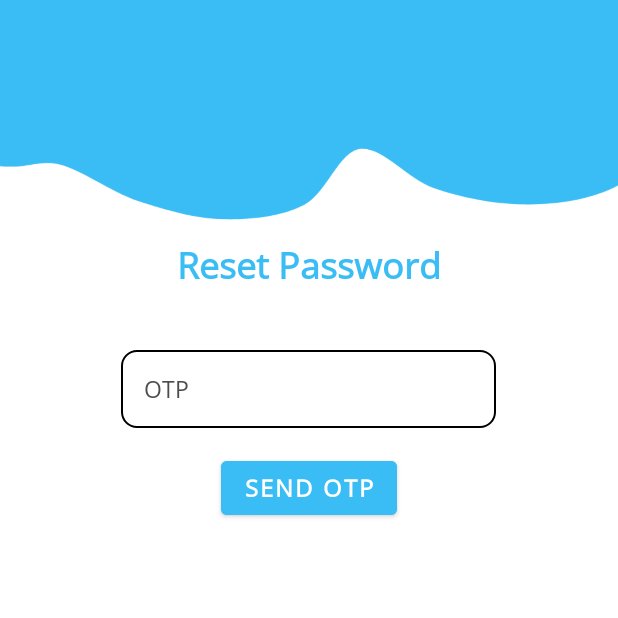
After one commit to justinmcneal/final-putask, an Android app: the ChangePassword screen opened directly, with no data from a screen before it, on a phone screen of 412 x 824 dp, the top half of it. The commit adds this screen. Run offline under Robolectric (Android 15) with nearby library versions, the phone set to English and light mode, and no system bars; 1 statement that could not run was skipped.

Commit message:
done change password in userprofile

```diff
--- a/app/src/main/AndroidManifest.xml
+++ b/app/src/main/AndroidManifest.xml
@@ -22,6 +22,9 @@
             android:exported="false" />
         <activity
             android:name=".ForgotPassword"
+            android:exported="false" />
+        <activity
+            android:name=".ChangePassword"
             android:exported="false" />
         <activity
             android:name=".fragments.AddTask2"
--- a/app/src/main/java/com/example/puttask/api/RetrofitClient.kt
+++ b/app/src/main/java/com/example/puttask/api/RetrofitClient.kt
@@ -9,7 +9,7 @@ import java.util.concurrent.TimeUnit
 import android.content.Context
 
 object RetrofitClient {
-    private const val BASE_URL = "http://192.168.0.35:8000/"
+    private const val BASE_URL = "http://192.168.1.232:8000/"
 
     // Logging interceptor for seeing request/response in logcat
     private val loggingInterceptor = HttpLoggingInterceptor().apply {
--- a/app/src/main/java/com/example/puttask/fragments/Profile.kt
+++ b/app/src/main/java/com/example/puttask/fragments/Profile.kt
@@ -10,7 +10,7 @@ import android.widget.Toast
 import androidx.appcompat.app.AppCompatActivity
 import androidx.fragment.app.Fragment
 import androidx.lifecycle.lifecycleScope
-import com.example.puttask.ForgotPassword
+import com.example.puttask.ChangePassword
 import com.example.puttask.R
 import com.example.puttask.api.APIService
 import com.example.puttask.api.DataManager
@@ -31,7 +31,7 @@ class Profile : Fragment() {
         usernameTextView = view.findViewById(R.id.etUsername)
         emailTextView = view.findViewById(R.id.tvEmail)
         view.findViewById<TextView>(R.id.tvChangePassword).setOnClickListener {
-            startActivity(Intent(requireContext(), ForgotPassword::class.java))
+            startActivity(Intent(requireContext(), ChangePassword::class.java))
         }
         view.findViewById<TextView>(R.id.btnSave).setOnClickListener {
             updateUsername(usernameTextView.text.toString())
--- /dev/null
+++ b/app/src/main/res/layout/change_password.xml
@@ -0,0 +1,162 @@
+<?xml version="1.0" encoding="utf-8"?>
+<androidx.constraintlayout.widget.ConstraintLayout
+    xmlns:android="http://schemas.android.com/apk/res/android"
+    xmlns:app="http://schemas.android.com/apk/res-auto"
+    xmlns:tools="http://schemas.android.com/tools"
+    android:id="@+id/main"
+    android:layout_width="match_parent"
+    android:layout_height="match_parent"
+    android:background="@drawable/loginbg"
+    tools:context=".ChangePassword">
+
+    <!-- Title Text -->
+    <TextView
+        android:id="@+id/tvLogIn"
+        android:layout_width="wrap_content"
+        android:layout_height="wrap_content"
+        android:fontFamily="@font/opensans"
+        android:text="Reset Password"
+        android:textColor="@color/skyblue"
+        android:textSize="24sp"
+        android:textStyle="bold"
+        android:layout_marginTop="160dp"
+        app:layout_constraintEnd_toEndOf="parent"
+        app:layout_constraintStart_toStartOf="parent"
+        app:layout_constraintTop_toTopOf="parent" />
+
+    <!-- Main LinearLayout to hold Email and OTP Inputs -->
+    <LinearLayout
+        android:layout_width="match_parent"
+        android:layout_height="wrap_content"
+        android:gravity="center"
+        android:orientation="vertical"
+        app:layout_constraintTop_toBottomOf="@id/tvLogIn"
+        app:layout_constraintStart_toStartOf="parent"
+        app:layout_constraintEnd_toEndOf="parent">
+
+        <LinearLayout
+            android:layout_width="250dp"
+            android:layout_height="wrap_content"
+            android:layout_marginTop="24dp"
+            android:orientation="vertical">
+
+            <EditText
+                android:id="@+id/etOTP"
+                android:layout_width="match_parent"
+                android:layout_height="wrap_content"
+                android:layout_marginTop="16dp"
+                android:autofillHints="OTP"
+                android:background="@drawable/round_edit_text"
+                android:drawablePadding="15dp"
+                android:fontFamily="@font/opensans"
+                android:hint="OTP"
+                android:textColor="@color/gray"
+                android:textColorHint="@color/darkgray"
+                android:inputType="number"
+                android:maxLines="1"
+                android:padding="15dp"
+                android:textSize="15sp"/>
+
+            <EditText
+                android:id="@+id/etNewPassword"
+                android:layout_width="match_parent"
+                android:layout_height="wrap_content"
+                android:layout_marginTop="16dp"
+                android:autofillHints="New Password"
+                android:background="@drawable/round_edit_text"
+                android:drawablePadding="15dp"
+                android:fontFamily="@font/opensans"
+                android:hint="New Password"
+                android:textColor="@color/gray"
+                android:textColorHint="@color/darkgray"
+                android:maxLines="1"
+                android:padding="15dp"
+                android:textSize="15sp"
+                android:visibility="gone"/> <!-- Initially hidden -->
+
+            <EditText
+                android:id="@+id/etConfirmNewPassword"
+                android:layout_width="match_parent"
+                android:layout_height="wrap_content"
+                android:layout_marginTop="16dp"
+                android:autofillHints="Confirm New Password"
+                android:background="@drawable/round_edit_text"
+                android:drawablePadding="15dp"
+                android:fontFamily="@font/opensans"
+                android:hint="Confirm New Password"
+                android:textColor="@color/gray"
+                android:textColorHint="@color/darkgray"
+                android:maxLines="1"
+                android:padding="15dp"
+                android:textSize="15sp"
+                android:visibility="gone" /> <!-- Initially hidden -->
+
+            <Button
+                android:id="@+id/btnResetPassword"
+                android:layout_width="wrap_content"
+                android:layout_height="wrap_content"
+                android:layout_marginTop="16dp"
+                android:layout_gravity="center"
+                android:fontFamily="@font/opensans"
+                android:backgroundTint="@color/skyblue"
+                android:text="Reset Password"
+                android:textSize="16sp"
+                android:textStyle="bold"
+                android:visibility="gone" /><!-- Initially hidden -->
+
+
+        </LinearLayout>
+
+        <!-- Send OTP Button -->
+        <Button
+            android:id="@+id/btnSendOTP"
+            android:layout_width="wrap_content"
+            android:layout_height="wrap_content"
+            android:layout_marginTop="16dp"
+            android:layout_gravity="center"
+            android:fontFamily="@font/opensans"
+            android:backgroundTint="@color/skyblue"
+            android:text="Send OTP"
+            android:textSize="16sp"
+            android:textStyle="bold" />
+
+        <!-- Verify OTP Button (Initially hidden) -->
+        <Button
+            android:id="@+id/btnVerifyOTP"
+            android:layout_width="wrap_content"
+            android:layout_height="wrap_content"
+            android:layout_marginTop="16dp"
+            android:layout_gravity="center"
+            android:fontFamily="@font/opensans"
+            android:backgroundTint="@color/skyblue"
+            android:text="Verify OTP"
+            android:textSize="16sp"
+            android:textStyle="bold"
+            android:visibility="gone" /> <!-- Hidden initially -->
+
+        <!-- Resend OTP (Initially hidden) -->
+        <TextView
+            android:id="@+id/tvResendOTP"
+            android:layout_width="wrap_content"
+            android:layout_height="wrap_content"
+            android:text="Resend OTP"
+            android:textColor="@android:color/holo_blue_dark"
+            android:textSize="14sp"
+            android:layout_marginTop="16dp"
+            android:layout_gravity="center"
+            android:visibility="gone" /> <!-- Hidden initially -->
+
+        <!-- Retry Message (Initially hidden) -->
+        <TextView
+            android:id="@+id/tvRetryMessage"
+            android:layout_width="wrap_content"
+            android:layout_height="wrap_content"
+            android:text="Retrying to send OTP..."
+            android:textColor="@android:color/holo_red_dark"
+            android:textSize="14sp"
+            android:layout_marginTop="16dp"
+            android:layout_gravity="center"
+            android:visibility="gone" /> <!-- Hidden initially -->
+
+    </LinearLayout>
+</androidx.constraintlayout.widget.ConstraintLayout>
--- a/app/src/main/res/xml/network_security_config.xml
+++ b/app/src/main/res/xml/network_security_config.xml
@@ -1,6 +1,6 @@
 <?xml version="1.0" encoding="utf-8"?>
 <network-security-config>
     <domain-config cleartextTrafficPermitted="true">
-        <domain includeSubdomains="true">192.168.0.35</domain>
+        <domain includeSubdomains="true">192.168.1.232</domain>
     </domain-config>
 </network-security-config>
```
Also changed, not shown: app/src/main/java/com/example/puttask/ChangePassword.kt (added, +222 -0 lines).
